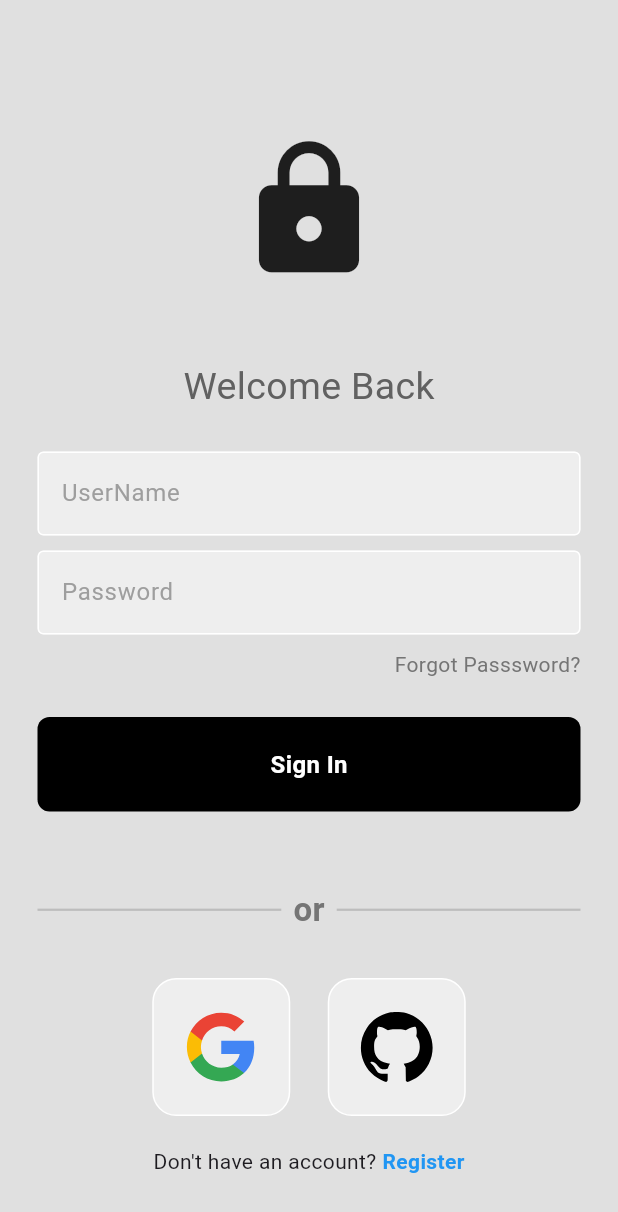
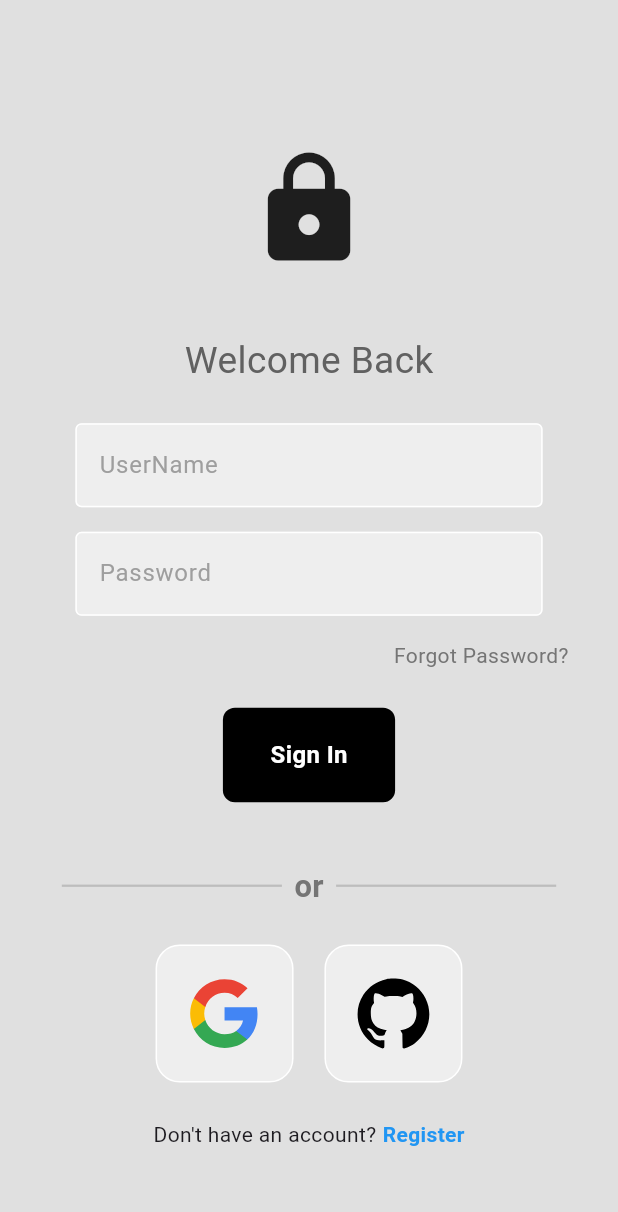
Before and after one commit to Ahnuf-Karim-Chowdhury/GMail-Manager-Flutter-App, a Flutter app: the screen it shows after launch, on a phone screen of 412 x 824 dp. Shown: the top 1212 px of the screen. Run offline on Flutter 3.47's test engine with Material 3 defaults, Android fonts, the phone set to English and light mode, and no system bars; our stand-ins replace firebase_auth, firebase_core, flutter_svg, logger; accounts and stored records are empty.

Commit message:
fetching user data done!

```diff
--- a/lib/components/textfield.dart
+++ b/lib/components/textfield.dart
@@ -1,16 +1,25 @@
 import 'package:flutter/material.dart';
 
 class UITextField extends StatelessWidget {
-  final controller;
+  final TextEditingController controller;
   final String hintText;
   final bool obscureText;
 
-  const UITextField({super.key, required this.controller,
-                     required this.hintText, required this.obscureText});
+  const UITextField({
+    super.key,
+    required this.controller,
+    required this.hintText,
+    required this.obscureText,
+  });
 
+  @override
   Widget build(BuildContext context) {
+    return LayoutBuilder(
+      builder: (context, constraints) {
+        double width = constraints.maxWidth;
+
         return Padding(
-      padding: const EdgeInsets.symmetric(horizontal: 25.0),
+          padding: EdgeInsets.symmetric(horizontal: width * 0.05),
           child: TextField(
             controller: controller,
             obscureText: obscureText,
@@ -28,5 +37,7 @@ class UITextField extends StatelessWidget {
             ),
           ),
         );
+      },
+    );
   }
 }
--- a/lib/main.dart
+++ b/lib/main.dart
@@ -1,7 +1,6 @@
 import 'package:flutter/material.dart';
 import 'package:gmail_manager/pages/auth.dart';
 import 'package:firebase_core/firebase_core.dart';
-import 'package:gmail_manager/pages/login.dart';
 import 'firebase_options.dart';
 
 void main() async {
@@ -19,7 +18,7 @@ class MyApp extends StatelessWidget {
   Widget build(BuildContext context) {
     return MaterialApp(
       debugShowCheckedModeBanner: false,
-      home: LoginPage(),
+      home: AuthPage(),
 
     );
   }
--- a/lib/pages/auth.dart
+++ b/lib/pages/auth.dart
@@ -3,15 +3,17 @@ import 'package:firebase_auth/firebase_auth.dart';
 import 'package:gmail_manager/pages/home.dart';
 import 'package:gmail_manager/pages/login.dart';
 
+
 class AuthPage extends StatelessWidget {
   const AuthPage({super.key});
 
+  @override
   Widget build(BuildContext context) {
     return Scaffold(
       body: StreamBuilder<User?>(
         stream: FirebaseAuth.instance.authStateChanges(),
         builder: (context, snapshot) {
-          //user looged in
+          // user logged in
           if (snapshot.hasData) {
             return HomePage();
           }
--- a/lib/pages/home.dart
+++ b/lib/pages/home.dart
@@ -1,11 +1,33 @@
+import 'package:firebase_auth/firebase_auth.dart';
 import 'package:flutter/material.dart';
+import 'package:logger/logger.dart';
 
 class HomePage extends StatelessWidget {
-  const HomePage({super.key});
+  HomePage({super.key});
+  final user = FirebaseAuth.instance.currentUser!;
 
+  // logger
+  final Logger logger = Logger();
+
+  //sign user out
+  void signUserOut() async {
+    try {
+      await FirebaseAuth.instance.signOut();
+    } catch (e) {
+      logger.e('Error signing out: $e');
+    }
+  }
+
+  @override
   Widget build(BuildContext context) {
     return Scaffold(
-      body: Center(child: Text("Logged In"),),
+      appBar: AppBar(
+        backgroundColor: Colors.blue,
+        actions: [IconButton(onPressed: signUserOut, icon: Icon(Icons.logout))],
+      ),
+      body: Center(
+        child: Text("Welcome: ${user.email}"),
+      ),
     );
   }
 }
--- a/lib/pages/login.dart
+++ b/lib/pages/login.dart
@@ -1,5 +1,6 @@
 import 'package:firebase_auth/firebase_auth.dart';
 import 'package:flutter/material.dart';
+import 'package:logger/logger.dart';
 import 'package:gmail_manager/components/button.dart';
 import 'package:gmail_manager/components/squareTile.dart';
 import 'package:gmail_manager/components/textfield.dart';
@@ -11,65 +12,96 @@ class LoginPage extends StatelessWidget {
   final emailController = TextEditingController();
   final passwordController = TextEditingController();
 
+  // Initialize the logger
+  final Logger logger = Logger();
+
   //functions
   void signIn() async {
+    try {
       await FirebaseAuth.instance.signInWithEmailAndPassword(
         email: emailController.text,
         password: passwordController.text,
       );
+      logger.i('User signed in successfully');
+    } catch (e) {
+      logger.e('Error signing in: $e');
+      // You can also show an error message to the user
+    }
   }
 
+  @override
   Widget build(BuildContext context) {
     return Scaffold(
       backgroundColor: Colors.grey[300],
       body: SafeArea(
-        child: Center(
+        child: LayoutBuilder(
+          builder: (context, constraints) {
+            double width = constraints.maxWidth;
+            double height = constraints.maxHeight;
+
+            return Center(
+              child: SingleChildScrollView(
                 child: Column(
                   mainAxisAlignment: MainAxisAlignment.center,
                   children: [
-              SizedBox(height: 50),
+                    SizedBox(height: height * 0.05),
                     // logo
-              Icon(Icons.lock, size: 100),
+                    Icon(Icons.lock, size: width * 0.2),
 
                     //empty space
-              SizedBox(height: 50),
+                    SizedBox(height: height * 0.05),
 
                     // Greeting
                     Text(
                       "Welcome Back",
-                style: TextStyle(color: Colors.grey[700], fontSize: 25),
+                      style: TextStyle(
+                        color: Colors.grey[700],
+                        fontSize: width * 0.06,
+                      ),
                     ),
                     //empty space
-              SizedBox(height: 25),
+                    SizedBox(height: height * 0.03),
 
-              //username
-              UITextField(
+                    // username
+                    Padding(
+                      padding: EdgeInsets.symmetric(horizontal: width * 0.08),
+                      child: Container(
+                        width: width * 0.85,
+                        child: UITextField(
                           controller: emailController,
                           hintText: "UserName",
                           obscureText: false,
                         ),
+                      ),
+                    ),
 
                     //empty space
-              SizedBox(height: 10),
+                    SizedBox(height: height * 0.02),
 
                     // password
-              UITextField(
+                    Padding(
+                      padding: EdgeInsets.symmetric(horizontal: width * 0.08),
+                      child: Container(
+                        width: width * 0.85,
+                        child: UITextField(
                           controller: passwordController,
                           hintText: "Password",
                           obscureText: true,
                         ),
+                      ),
+                    ),
 
                     //empty space
-              SizedBox(height: 10),
+                    SizedBox(height: height * 0.02),
 
-              //forgot Password
+                    // forgot Password
                     Padding(
-                padding: const EdgeInsets.symmetric(horizontal: 25.0),
+                      padding: EdgeInsets.symmetric(horizontal: width * 0.08),
                       child: Row(
                         mainAxisAlignment: MainAxisAlignment.end,
                         children: [
                           Text(
-                      "Forgot Passsword?",
+                            "Forgot Password?",
                             style: TextStyle(color: Colors.grey[600]),
                           ),
                         ],
@@ -77,65 +109,77 @@ class LoginPage extends StatelessWidget {
                     ),
 
                     //empty space
-              SizedBox(height: 25),
+                    SizedBox(height: height * 0.03),
 
-              //Sign In Button
-              UIButton(onTap: signIn),
+                    // Sign In Button
+                    Padding(
+                      padding: EdgeInsets.symmetric(horizontal: width * 0.3),
+                      child: UIButton(onTap: signIn),
+                    ),
 
                     //empty space
-              SizedBox(height: 50),
+                    SizedBox(height: height * 0.05),
 
                     // OR divider
                     Padding(
-                padding: const EdgeInsets.symmetric(horizontal: 25),
+                      padding: EdgeInsets.symmetric(horizontal: width * 0.1),
                       child: Row(
                         children: [
                           Expanded(
-                      child: Divider(thickness: 1.5, color: Colors.grey[400]),
+                            child: Divider(
+                              thickness: 1.5,
+                              color: Colors.grey[400],
+                            ),
                           ),
                           Padding(
-                      padding: const EdgeInsets.symmetric(horizontal: 8.0),
+                            padding: EdgeInsets.symmetric(
+                              horizontal: width * 0.02,
+                            ),
                             child: Text(
                               "or",
                               style: TextStyle(
-                          fontSize: 22,
+                                fontSize: width * 0.05,
                                 fontWeight: FontWeight.bold,
                                 color: Colors.grey[600],
                               ),
                             ),
                           ),
                           Expanded(
-                      child: Divider(thickness: 1.5, color: Colors.grey[400]),
+                            child: Divider(
+                              thickness: 1.5,
+                              color: Colors.grey[400],
+                            ),
                           ),
                         ],
                       ),
                     ),
 
                     //empty space
-              SizedBox(height: 30),
+                    SizedBox(height: height * 0.03),
 
+                    // Row for login options
                     Row(
                       mainAxisAlignment: MainAxisAlignment.center,
                       children: [
-                  //google log in
+                        // google log in
                         SquareTile(imagePath: "lib/icons/google.svg"),
 
-                  SizedBox(width: 25),
+                        SizedBox(width: width * 0.05),
 
-                  //github log in
+                        // github log in
                         SquareTile(imagePath: "lib/icons/github.svg"),
                       ],
                     ),
 
                     //empty space
-              SizedBox(height: 20),
+                    SizedBox(height: height * 0.03),
 
-              //Don't have an account
+                    // Don't have an account
                     Row(
                       mainAxisAlignment: MainAxisAlignment.center,
                       children: [
                         Text("Don't have an account?"),
-                  SizedBox(width: 4),
+                        SizedBox(width: width * 0.01),
                         Text(
                           "Register",
                           style: TextStyle(
@@ -148,6 +192,9 @@ class LoginPage extends StatelessWidget {
                   ],
                 ),
               ),
+            );
+          },
+        ),
       ),
     );
   }
--- a/pubspec.yaml
+++ b/pubspec.yaml
@@ -37,6 +37,7 @@ dependencies:
   flutter_svg: ^2.0.17
   firebase_core: ^3.12.1
   firebase_auth: ^5.5.1
+  logger: ^2.5.0
 
 dev_dependencies:
   flutter_test:
```
Also changed, not shown: pubspec.lock, 1 other file. Lines whose indentation alone changed are shown as unchanged.
